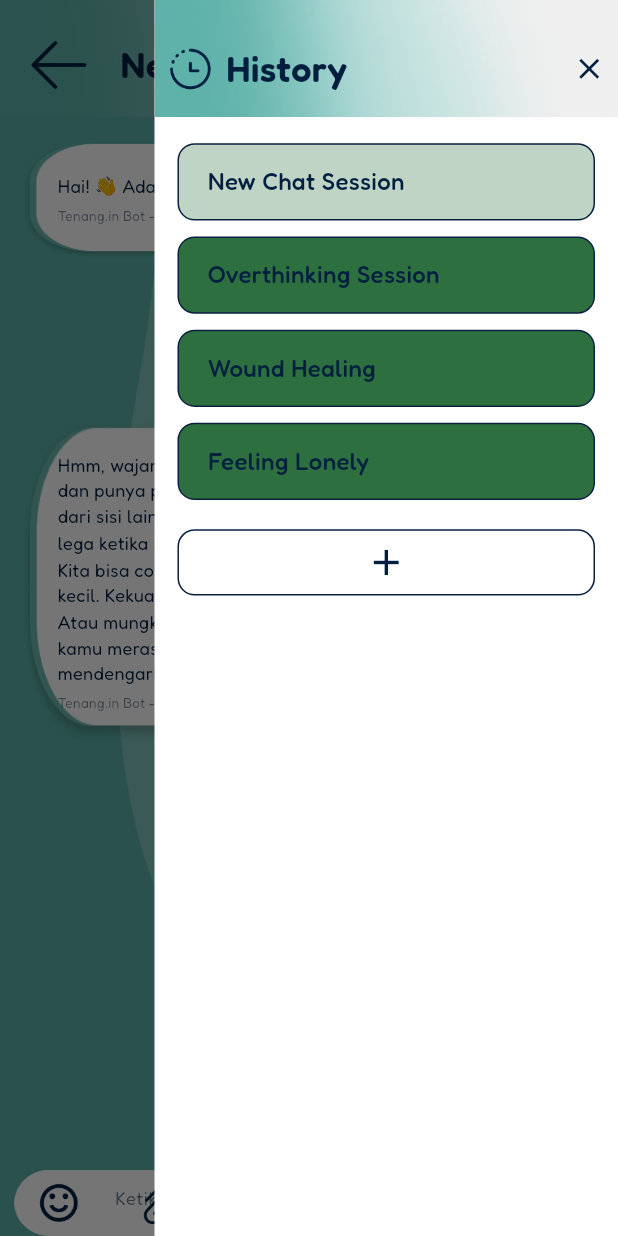
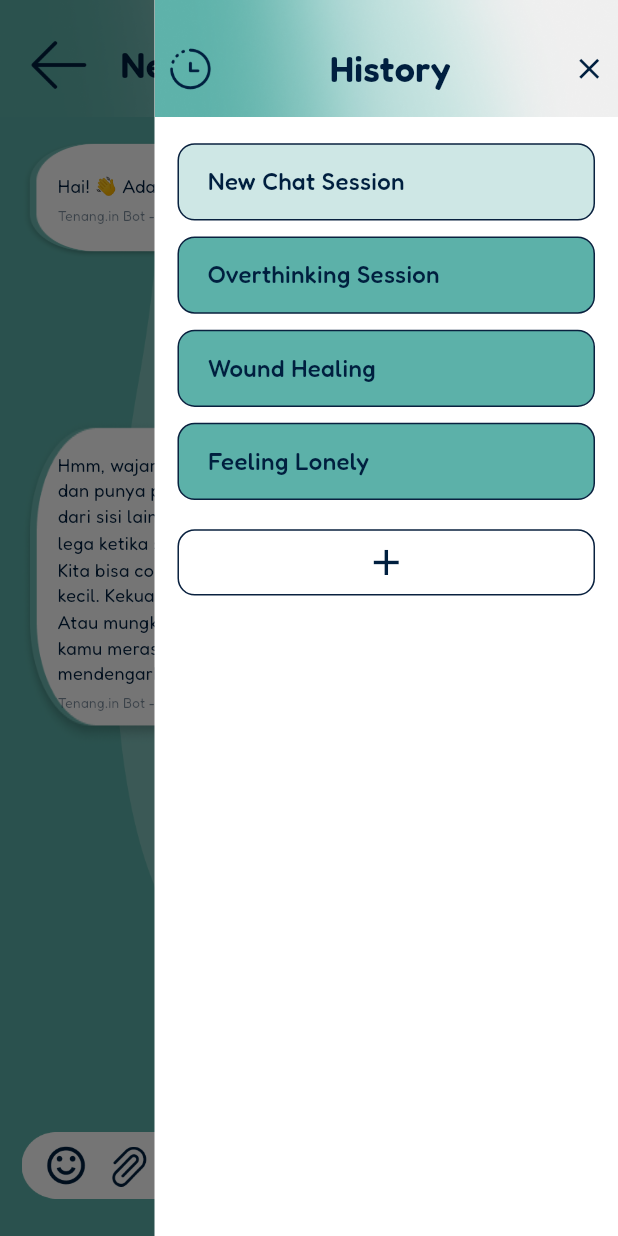
Before and after one commit to Wibson27/OtakAtik, a Flutter app: the ChatbotScreen screen opened by its route, with the side drawer open, on a phone screen of 412 x 824 dp. Run offline on Flutter 3.47's test engine with Material 3 defaults, Android fonts, the light colour scheme and no system bars; our stand-ins replace bloc, file_picker, flutter_bloc, google_fonts, image_picker, permission_handler; missing offline and left inert: record.

Commit message:
Refine chatbot feature user interface

```diff
--- a/frontend/lib/screens/chatbot_screen.dart
+++ b/frontend/lib/screens/chatbot_screen.dart
@@ -151,7 +151,7 @@ class ChatDataService {
           senderType: "user",
           messageContent: "Lagi kerasa agak overthinking nih... 🤔",
           senderId: "user_main",
-          senderName: "Hai OtakAtik",
+          senderName: "Saya",
           timestamp: DateTime.now().subtract(const Duration(minutes: 4)),
           isOwner: true,
         ),
@@ -491,7 +491,7 @@ class _ChatbotScreenState extends State<ChatbotScreen> {
 
   Widget _buildBottomSection(BuildContext currentContext) {
     return Positioned(
-      bottom: 0, // Mengatur bottom ke 0 agar tepat di atas keyboard
+      bottom: 25, // Mengatur bottom ke 0 agar tepat di atas keyboard
       left: 0,
       right: 0,
       child: Column(
@@ -519,7 +519,7 @@ class _ChatbotScreenState extends State<ChatbotScreen> {
               mainAxisSize: MainAxisSize.min,
               children: [
                 CircularProgressIndicator(
-                  valueColor: AlwaysStoppedAnimation<Color>(AppColor.hijauSuccess),
+                  valueColor: AlwaysStoppedAnimation<Color>(AppColor.hijauTosca),
                 ),
                 SizedBox(height: context.scaleHeight(12)),
                 Text(
@@ -544,7 +544,7 @@ class _ChatbotScreenState extends State<ChatbotScreen> {
 
     return Container(
       height: dynamicHeight,
-      margin: EdgeInsets.symmetric(horizontal: areaContext.scaleWidth(10)),
+      margin: EdgeInsets.symmetric(horizontal: areaContext.scaleWidth(15)),
       child: Stack(
         alignment: Alignment.bottomCenter,
         children: [
@@ -568,11 +568,11 @@ class _ChatbotScreenState extends State<ChatbotScreen> {
 
           // Text inputan
           Positioned(
-            left: areaContext.scaleWidth(60), // Adjusted
+            left: areaContext.scaleWidth(100), // Adjusted
             right: areaContext.scaleWidth(60), // Adjusted
             bottom: areaContext.scaleHeight(10),
             top: _pendingAttachments.isNotEmpty
-                ? areaContext.scaleHeight(35) // Move down if attachments are present
+                ? areaContext.scaleHeight(20) // Move down if attachments are present
                 : areaContext.scaleHeight(10), // Original top position
             child: Container(
               decoration: BoxDecoration(
@@ -605,7 +605,7 @@ class _ChatbotScreenState extends State<ChatbotScreen> {
                     color: AppColor.navyText.withOpacity(0.6),
                   ),
                   contentPadding: EdgeInsets.symmetric(
-                    vertical: areaContext.scaleHeight(8),
+                    vertical: areaContext.scaleHeight(5),
                     horizontal: areaContext.scaleWidth(10),
                   ),
                   isDense: true,
@@ -631,7 +631,7 @@ class _ChatbotScreenState extends State<ChatbotScreen> {
 
           // paper_clip.png (Tombol Attachment)
           Positioned(
-            left: areaContext.scaleWidth(87),
+            left: areaContext.scaleWidth(60),
             bottom: areaContext.scaleHeight(9),
             child: GestureDetector(
               onTap: () => _showAttachmentDialog(areaContext),
@@ -674,10 +674,10 @@ class _ChatbotScreenState extends State<ChatbotScreen> {
             margin: EdgeInsets.only(right: previewContext.scaleWidth(8)),
             padding: EdgeInsets.symmetric(horizontal: previewContext.scaleWidth(8), vertical: previewContext.scaleHeight(4)),
             decoration: BoxDecoration(
-              color: AppColor.hijauSuccess.withOpacity(0.1),
+              color: AppColor.hijauTosca.withOpacity(0.1),
               borderRadius: BorderRadius.circular(previewContext.scaleWidth(15)),
               border: Border.all(
-                color: AppColor.hijauSuccess.withOpacity(0.3),
+                color: AppColor.hijauTosca.withOpacity(0.3),
                 width: 1,
               ),
             ),
@@ -687,7 +687,7 @@ class _ChatbotScreenState extends State<ChatbotScreen> {
                 Icon(
                   attachment.type == AttachmentType.image ? Icons.image : Icons.attach_file,
                   size: previewContext.scaleWidth(12),
-                  color: AppColor.hijauSuccess,
+                  color: AppColor.hijauTosca,
                 ),
                 SizedBox(width: previewContext.scaleWidth(4)),
                 Text(
@@ -867,12 +867,12 @@ class _ChatbotScreenState extends State<ChatbotScreen> {
                 leading: Container(
                   padding: EdgeInsets.all(dialogContext.scaleWidth(8)),
                   decoration: BoxDecoration(
-                    color: AppColor.hijauSuccess.withOpacity(0.1),
+                    color: AppColor.hijauTosca.withOpacity(0.1),
                     borderRadius: BorderRadius.circular(dialogContext.scaleWidth(8)),
                   ),
                   child: Icon(
                     Icons.camera_alt,
-                    color: AppColor.hijauSuccess,
+                    color: AppColor.hijauTosca,
                   ),
                 ),
                 title: Text(
@@ -1083,7 +1083,7 @@ class _ChatbotScreenState extends State<ChatbotScreen> {
           'File berhasil ditambahkan: $fileName',
           style: GoogleFonts.roboto(color: AppColor.putihNormal, fontSize: 12),
         ),
-        backgroundColor: AppColor.hijauSuccess,
+        backgroundColor: AppColor.hijauTosca,
         duration: const Duration(seconds: 2),
         behavior: SnackBarBehavior.floating,
         shape: RoundedRectangleBorder(
@@ -1169,7 +1169,7 @@ class _ChatbotScreenState extends State<ChatbotScreen> {
       senderType: "user",
       messageContent: messageText,
       senderId: "user_main",
-      senderName: "Hai OtakAtik",
+      senderName: "Saya",
       timestamp: DateTime.now(),
       isOwner: true,
       attachments: List.from(_pendingAttachments),
@@ -1326,7 +1326,7 @@ class _ChatbotScreenState extends State<ChatbotScreen> {
                         height: drawerContext.scaleHeight(34),
                         fit: BoxFit.contain,
                       ),
-                      SizedBox(width: drawerContext.scaleWidth(8)),
+                      SizedBox(width: drawerContext.scaleWidth(80)),
                       Text(
                         'History',
                         style: GoogleFonts.fredoka(
@@ -1404,7 +1404,7 @@ class _ChatbotScreenState extends State<ChatbotScreen> {
           vertical: context.scaleHeight(15),
         ),
         decoration: BoxDecoration(
-          color: _dataService.currentDiscussion?.id == discussion.id ? AppColor.hijauSuccess.withOpacity(0.3) : AppColor.hijauSuccess, // Highlight active discussion
+          color: _dataService.currentDiscussion?.id == discussion.id ? AppColor.hijauTosca.withOpacity(0.3) : AppColor.hijauTosca, // Highlight active discussion
           borderRadius: BorderRadius.circular(context.scaleWidth(12)),
           border: Border.all(color: AppColor.navyElement, width: 1), // Border navyElement
         ),
```
